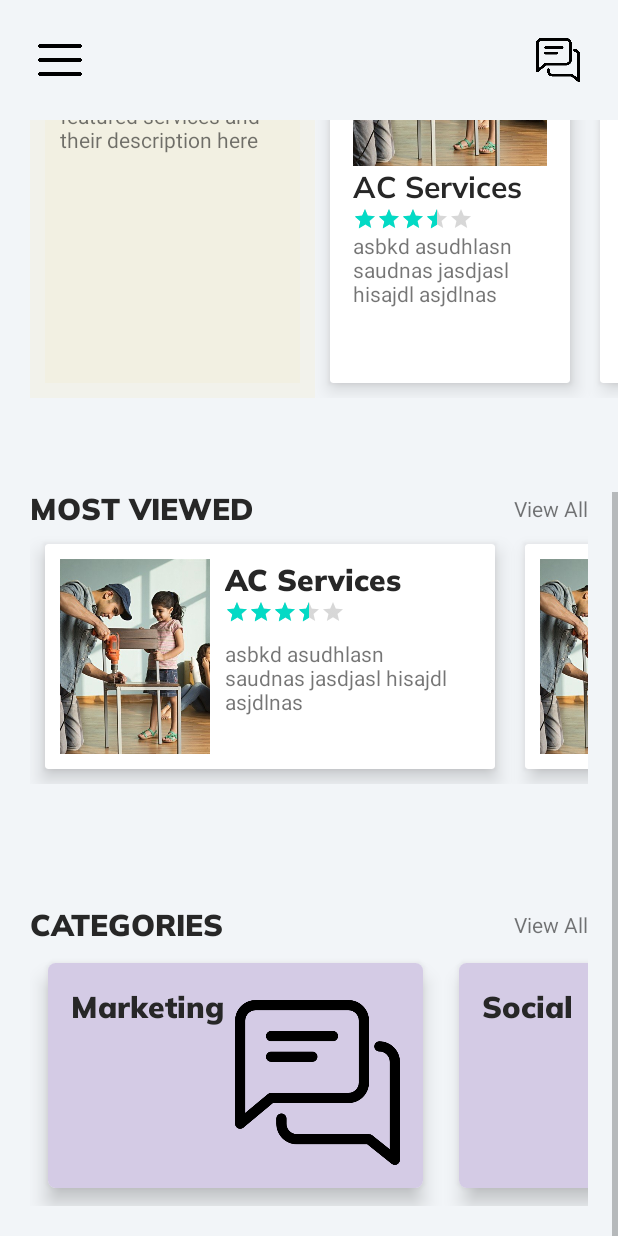
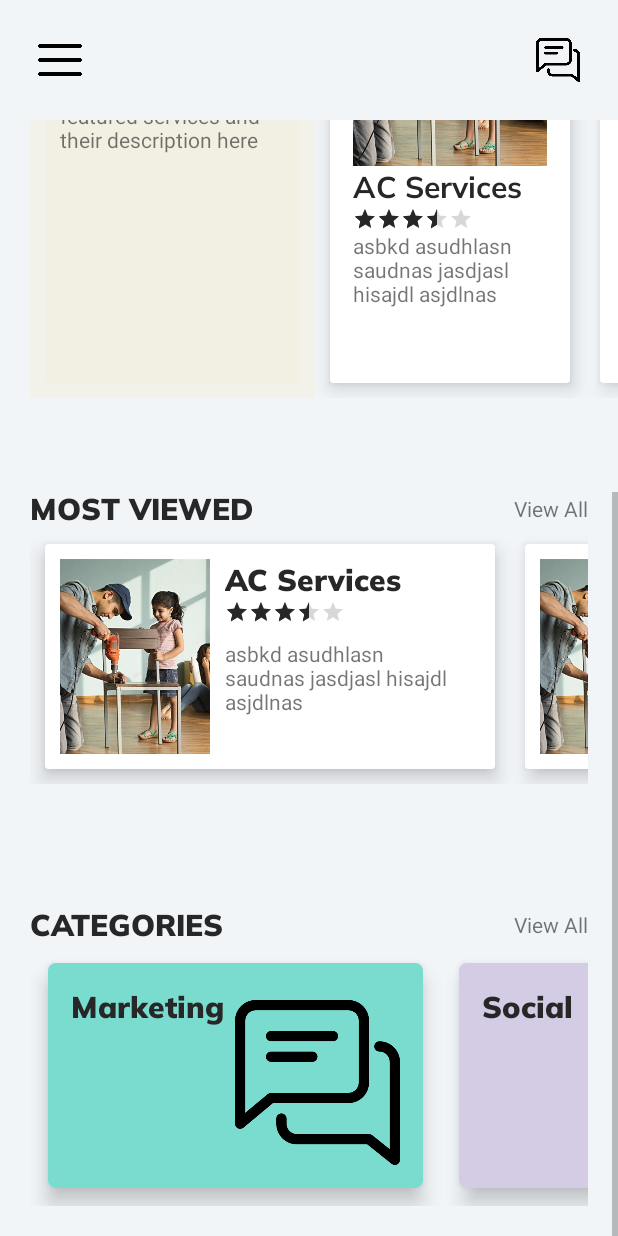
Before and after one commit to AbhishekHari29/HIRED, an Android app: the DashboardActivity screen opened directly, with no data from a screen before it, scrolled down 371 dp, on a phone screen of 412 x 824 dp. Run offline under Robolectric (Android 15) with nearby library versions, the phone set to English and light mode, and no system bars.

Commit message:
Navigation Menu

```diff
--- /dev/null
+++ b/Hired/app/src/main/java/com/droidevils/hired/Helper/AppUtility.java
@@ -0,0 +1,17 @@
+package com.droidevils.hired.Helper;
+
+import android.app.Activity;
+import android.content.Context;
+import android.net.ConnectivityManager;
+import android.net.NetworkInfo;
+
+public class AppUtility {
+
+    public static boolean checkInternetConnection(Activity activity){
+        ConnectivityManager connectivityManager = (ConnectivityManager) activity.getSystemService(Context.CONNECTIVITY_SERVICE);
+        return true;
+    }
+
+
+
+}
--- a/Hired/app/src/main/java/com/droidevils/hired/Helper/DashboardAdapter/CategoryAdaptor.java
+++ b/Hired/app/src/main/java/com/droidevils/hired/Helper/DashboardAdapter/CategoryAdaptor.java
@@ -4,6 +4,7 @@ import android.view.LayoutInflater;
 import android.view.View;
 import android.view.ViewGroup;
 import android.widget.ImageView;
+import android.widget.RelativeLayout;
 import android.widget.TextView;
 
 import androidx.annotation.NonNull;
@@ -33,6 +34,7 @@ public class CategoryAdaptor extends RecyclerView.Adapter<CategoryAdaptor.Catego
         CategoryHelper serviceHelper = categories.get(position);
         holder.image.setImageResource(serviceHelper.getImage());
         holder.title.setText(serviceHelper.getTitle());
+        holder.layout.setBackground(serviceHelper.getBackground());
     }
 
     @Override
@@ -41,11 +43,13 @@ public class CategoryAdaptor extends RecyclerView.Adapter<CategoryAdaptor.Catego
     }
 
     public static class CategoryViewHolder extends RecyclerView.ViewHolder{
+        RelativeLayout layout;
         ImageView image;
         TextView title;
 
         public CategoryViewHolder(@NonNull View itemView) {
             super(itemView);
+            layout = itemView.findViewById(R.id.category_card);
             image = itemView.findViewById(R.id.category_image);
             title = itemView.findViewById(R.id.category_title);
 
--- a/Hired/app/src/main/java/com/droidevils/hired/Helper/DashboardAdapter/CategoryHelper.java
+++ b/Hired/app/src/main/java/com/droidevils/hired/Helper/DashboardAdapter/CategoryHelper.java
@@ -1,13 +1,17 @@
 package com.droidevils.hired.Helper.DashboardAdapter;
+
+import android.graphics.drawable.Drawable;
 
 public class CategoryHelper {
 
     private int image;
     private String title;
+    private Drawable background;
 
-    public CategoryHelper(int image, String title) {
+    public CategoryHelper(int image, String title, Drawable background) {
         this.image = image;
         this.title = title;
+        this.background = background;
     }
 
     public int getImage() {
@@ -17,4 +21,6 @@ public class CategoryHelper {
     public String getTitle() {
         return title;
     }
+
+    public Drawable getBackground(){ return background; }
 }
--- a/Hired/app/src/main/java/com/droidevils/hired/User/DashboardActivity.java
+++ b/Hired/app/src/main/java/com/droidevils/hired/User/DashboardActivity.java
@@ -1,10 +1,18 @@
 package com.droidevils.hired.User;
 
+import androidx.annotation.NonNull;
 import androidx.appcompat.app.AppCompatActivity;
+import androidx.core.view.GravityCompat;
+import androidx.drawerlayout.widget.DrawerLayout;
 import androidx.recyclerview.widget.LinearLayoutManager;
 import androidx.recyclerview.widget.RecyclerView;
 
+import android.graphics.drawable.GradientDrawable;
 import android.os.Bundle;
+import android.view.MenuItem;
+import android.view.View;
+import android.widget.ImageView;
+import android.widget.LinearLayout;
 
 import com.droidevils.hired.Helper.DashboardAdapter.CategoryAdaptor;
 import com.droidevils.hired.Helper.DashboardAdapter.CategoryHelper;
@@ -12,13 +20,22 @@ import com.droidevils.hired.Helper.DashboardAdapter.FeaturedServiceAdapter;
 import com.droidevils.hired.Helper.DashboardAdapter.MostViewedServiceAdapter;
 import com.droidevils.hired.Helper.DashboardAdapter.ServiceHelper;
 import com.droidevils.hired.R;
+import com.google.android.material.navigation.NavigationView;
 
 import java.util.ArrayList;
 
-public class DashboardActivity extends AppCompatActivity {
+public class DashboardActivity extends AppCompatActivity implements NavigationView.OnNavigationItemSelectedListener {
+
+    static final float END_SCALE = 0.7f;
 
     RecyclerView featuredServiceRecycler, mostViewedRecycler, categoryRecycler;
     RecyclerView.Adapter featuredServiceAdapter, mostViewedServiceAdapter, categoryAdapter;
+
+    //Drawer Menu
+    ImageView menuButton;
+    DrawerLayout drawerLayout;
+    NavigationView navigationView;
+    LinearLayout contentView;
 
     @Override
     protected void onCreate(Bundle savedInstanceState) {
@@ -28,10 +45,79 @@ public class DashboardActivity extends AppCompatActivity {
         featuredServiceRecycler = findViewById(R.id.featured_service_recycler);
         mostViewedRecycler = findViewById(R.id.most_viewed_recycler);
         categoryRecycler = findViewById(R.id.category_recycler);
+        menuButton = findViewById(R.id.menu_button);
+        contentView = findViewById(R.id.content);
+
+        //Menu
+        drawerLayout = findViewById(R.id.drawer_layout);
+        navigationView = findViewById(R.id.navigation_view);
+
+        //Navigation Drawer
+        navigationDrawer();
+
         featuredServiceRecycler();
         mostViewedRecycler();
         categoryRecycler();
 
+    }
+
+    @Override
+    public void onBackPressed() {
+        if (drawerLayout.isDrawerVisible(GravityCompat.START))
+            drawerLayout.closeDrawer(GravityCompat.START);
+        else
+            super.onBackPressed();
+    }
+
+    //Navigation Functions
+    private void navigationDrawer() {
+
+        navigationView.bringToFront();
+        navigationView.setNavigationItemSelectedListener(this);
+        navigationView.setCheckedItem(R.id.nav_home);
+        menuButton.setOnClickListener(new View.OnClickListener() {
+            @Override
+            public void onClick(View v) {
+                if (drawerLayout.isDrawerVisible(GravityCompat.START))
+                    drawerLayout.closeDrawer(GravityCompat.START);
+                else
+                    drawerLayout.openDrawer(GravityCompat.START);
+            }
+        });
+
+        animateNavigationDrawer();
+
+    }
+
+    private void animateNavigationDrawer() {
+        //Add any color or remove it to use the default one!
+        //To make it transparent use Color.Transparent in side setScrimColor();
+        //drawerLayout.setScrimColor(Color.TRANSPARENT);
+        drawerLayout.setScrimColor(getResources().getColor(R.color.blue_200));
+        drawerLayout.addDrawerListener(new DrawerLayout.SimpleDrawerListener() {
+            @Override
+            public void onDrawerSlide(View drawerView, float slideOffset) {
+
+                // Scale the View based on current slide offset
+                final float diffScaledOffset = slideOffset * (1 - END_SCALE);
+                final float offsetScale = 1 - diffScaledOffset;
+                contentView.setScaleX(offsetScale);
+                contentView.setScaleY(offsetScale);
+
+                // Translate the View, accounting for the scaled width
+                final float xOffset = drawerView.getWidth() * slideOffset;
+                final float xOffsetDiff = contentView.getWidth() * diffScaledOffset / 2;
+                final float xTranslation = xOffset - xOffsetDiff;
+                contentView.setTranslationX(xTranslation);
+            }
+        });
+    }
+
+    @Override
+    public boolean onNavigationItemSelected(@NonNull MenuItem item) {
+
+
+        return true;
     }
 
     private void featuredServiceRecycler() {
@@ -64,13 +150,19 @@ public class DashboardActivity extends AppCompatActivity {
         categoryRecycler.setHasFixedSize(true);
         categoryRecycler.setLayoutManager(new LinearLayoutManager(this, LinearLayoutManager.HORIZONTAL, false));
 
+        GradientDrawable gradient1 = new GradientDrawable(GradientDrawable.Orientation.LEFT_RIGHT, new int[]{0xff7adccf, 0xff7adccf});
+        GradientDrawable gradient2 = new GradientDrawable(GradientDrawable.Orientation.LEFT_RIGHT, new int[]{0xffd4cbe5, 0xffd4cbe5});
+        GradientDrawable gradient3 = new GradientDrawable(GradientDrawable.Orientation.LEFT_RIGHT, new int[]{0xfff7c59f, 0xFFf7c59f});
+        GradientDrawable gradient4 = new GradientDrawable(GradientDrawable.Orientation.LEFT_RIGHT, new int[]{0xffb8d7f5, 0xffb8d7f5});
+
         ArrayList<CategoryHelper> categoryHelpers = new ArrayList<>();
-        categoryHelpers.add(new CategoryHelper(R.drawable.chat, "Marketing"));
-        categoryHelpers.add(new CategoryHelper(R.drawable.chat, "Social"));
-        categoryHelpers.add(new CategoryHelper(R.drawable.chat, "Education"));
+        categoryHelpers.add(new CategoryHelper(R.drawable.chat, "Marketing", gradient1));
+        categoryHelpers.add(new CategoryHelper(R.drawable.chat, "Social", gradient2));
+        categoryHelpers.add(new CategoryHelper(R.drawable.chat, "Education", gradient3));
 
         categoryAdapter = new CategoryAdaptor(categoryHelpers);
         categoryRecycler.setAdapter(categoryAdapter);
     }
 
+
 }
--- a/Hired/app/src/main/res/layout/activity_dashboard.xml
+++ b/Hired/app/src/main/res/layout/activity_dashboard.xml
@@ -1,12 +1,28 @@
 <?xml version="1.0" encoding="utf-8"?>
-<LinearLayout xmlns:android="http://schemas.android.com/apk/res/android"
+<androidx.drawerlayout.widget.DrawerLayout xmlns:android="http://schemas.android.com/apk/res/android"
     xmlns:app="http://schemas.android.com/apk/res-auto"
     xmlns:tools="http://schemas.android.com/tools"
+    android:id="@+id/drawer_layout"
+    android:layout_width="match_parent"
+    android:layout_height="match_parent"
+    tools:context=".User.DashboardActivity">
+
+    <com.google.android.material.navigation.NavigationView
+        android:id="@+id/navigation_view"
+        android:layout_width="match_parent"
+        android:layout_height="match_parent"
+        android:layout_gravity="start"
+        android:background="@color/lightWhite"
+        android:theme="@style/navigationTheme"
+        app:headerLayout="@layout/menu_header"
+        app:menu="@menu/main_menu" />
+
+    <LinearLayout
+        android:id="@+id/content"
         android:layout_width="match_parent"
         android:layout_height="match_parent"
         android:background="@color/home_background"
-    android:orientation="vertical"
-    tools:context=".User.DashboardActivity">
+        android:orientation="vertical">
 
         <RelativeLayout
             android:layout_width="match_parent"
@@ -14,6 +30,7 @@
             android:padding="20dp">
 
             <ImageView
+                android:id="@+id/menu_button"
                 android:layout_width="40dp"
                 android:layout_height="40dp"
                 android:layout_centerVertical="true"
@@ -220,15 +237,15 @@
 
                     <LinearLayout
                         android:id="@+id/featured_services"
+                        android:layout_width="170dp"
+                        android:layout_height="300dp"
+                        android:layout_marginStart="10dp"
+                        android:layout_marginLeft="10dp"
+                        android:layout_marginTop="10dp"
+                        android:layout_marginEnd="10dp"
+                        android:layout_marginRight="10dp"
+                        android:layout_marginBottom="10dp"
                         android:background="@color/banner_background_light"
-                    android:layout_height="300dp"
-                    android:layout_marginBottom="10dp"
-                    android:layout_marginEnd="10dp"
-                    android:layout_marginLeft="10dp"
-                    android:layout_marginRight="10dp"
-                    android:layout_marginStart="10dp"
-                    android:layout_marginTop="10dp"
-                    android:layout_width="170dp"
                         android:orientation="vertical">>
 
                         <TextView
@@ -237,9 +254,9 @@
                             android:layout_margin="10dp"
                             android:layout_marginLeft="10dp"
                             android:layout_marginTop="50dp"
+                            android:fontFamily="@font/muli_black"
                             android:text="Featured Services"
                             android:textAllCaps="true"
-                        android:fontFamily="@font/muli_black"
                             android:textColor="@color/colorAccent"
                             android:textSize="25dp" />
 
@@ -338,5 +355,7 @@
             </LinearLayout>
         </ScrollView>
 
+    </LinearLayout>
 
-</LinearLayout>
+
+</androidx.drawerlayout.widget.DrawerLayout>
--- a/Hired/app/src/main/res/layout/activity_splash.xml
+++ b/Hired/app/src/main/res/layout/activity_splash.xml
@@ -45,7 +45,7 @@
         android:layout_height="wrap_content"
         android:layout_marginBottom="116dp"
         android:fontFamily="sans-serif-medium"
-        android:text="The opposite of Fired. Literally!"
+        android:text="@string/app_slogan"
         android:textAlignment="center"
         android:textColor="@color/black"
         android:textSize="18sp"
--- a/Hired/app/src/main/res/layout/category_card_design.xml
+++ b/Hired/app/src/main/res/layout/category_card_design.xml
@@ -8,7 +8,7 @@
     app:cardElevation="8dp">
 
     <RelativeLayout
-        android:id="@+id/most_viewed_card"
+        android:id="@+id/category_card"
         android:layout_width="match_parent"
         android:layout_height="match_parent"
         android:background="@drawable/card1"
--- /dev/null
+++ b/Hired/app/src/main/res/layout/menu_header.xml
@@ -0,0 +1,42 @@
+<?xml version="1.0" encoding="utf-8"?>
+<RelativeLayout xmlns:android="http://schemas.android.com/apk/res/android"
+    android:layout_width="match_parent"
+    android:layout_height="200dp"
+    android:background="@color/lightWhite"
+    android:paddingTop="15dp"
+    android:paddingLeft="15dp"
+    android:paddingBottom="15dp">
+
+    <TextView
+        android:id="@+id/menu_slogan"
+        android:layout_width="wrap_content"
+        android:layout_height="wrap_content"
+        android:layout_alignParentBottom="true"
+        android:layout_marginBottom="10dp"
+        android:text="@string/app_slogan" />
+
+    <TextView
+        android:id="@+id/menu_app_name"
+        android:layout_width="wrap_content"
+        android:layout_height="wrap_content"
+        android:layout_above="@+id/menu_slogan"
+        android:fontFamily="@font/muli_black"
+        android:text="@string/app_name"
+        android:textColor="@color/black"
+        android:textSize="24sp" />
+
+    <ImageView
+        android:layout_width="40dp"
+        android:layout_height="40dp"
+        android:layout_above="@id/menu_app_name"
+        android:src="@drawable/hired_icon" />
+
+    <ImageView
+        android:layout_width="120dp"
+        android:layout_height="150dp"
+        android:alpha="0.25"
+        android:layout_alignParentRight="true"
+        android:layout_alignParentTop="true"
+        android:src="@drawable/suitcase_half"/>
+
+</RelativeLayout>
--- /dev/null
+++ b/Hired/app/src/main/res/menu/main_menu.xml
@@ -0,0 +1,82 @@
+<?xml version="1.0" encoding="utf-8"?>
+<menu xmlns:android="http://schemas.android.com/apk/res/android">
+
+    <group android:checkableBehavior="single">
+        <item
+            android:id="@+id/nav_home"
+            android:title="Home"
+            android:icon="@drawable/home"/>
+
+        <item
+            android:id="@+id/nav_search"
+            android:title="Search"
+            android:icon="@drawable/search"/>
+
+        <item
+            android:id="@+id/nav_category"
+            android:title="Category"
+            android:icon="@drawable/user_shape"/>
+
+        <item
+            android:id="@+id/nav_chat"
+            android:title="Chat"
+            android:icon="@drawable/chat"/>
+
+    </group>
+
+    <item android:title="Profile">
+        <menu>
+            <group android:checkableBehavior="single">
+                <item
+                    android:id="@+id/nav_login"
+                    android:title="Login"
+                    android:icon="@drawable/user_shape"/>
+                <item
+                    android:id="@+id/nav_signup"
+                    android:title="Signup"
+                    android:icon="@drawable/user_shape"/>
+                <item
+                    android:id="@+id/nav_logout"
+                    android:title="Logout"
+                    android:icon="@drawable/user_shape"/>
+            </group>
+        </menu>
+    </item>
+
+    <item android:title="Categories">
+        <menu>
+            <group android:checkableBehavior="single">
+                <item
+                    android:id="@+id/nav_category1"
+                    android:title="Category1"
+                    android:icon="@drawable/user_shape"/>
+                <item
+                    android:id="@+id/nav_category2"
+                    android:title="Category2"
+                    android:icon="@drawable/user_shape"/>
+                <item
+                    android:id="@+id/nav_category3"
+                    android:title="Category3"
+                    android:icon="@drawable/user_shape"/>
+            </group>
+        </menu>
+    </item>
+
+    <item android:title="Share">
+        <menu>
+            <group android:checkableBehavior="none">
+                <item
+                    android:id="@+id/nav_share"
+                    android:title="Share"
+                    android:icon="@drawable/user_shape"/>
+                <item
+                    android:id="@+id/nav_rateus"
+                    android:title="Rate us"
+                    android:icon="@drawable/user_shape"/>
+            </group>
+        </menu>
+    </item>
+
+
+
+</menu>
--- a/Hired/app/src/main/res/values-night/themes.xml
+++ b/Hired/app/src/main/res/values-night/themes.xml
@@ -15,4 +15,11 @@
         <!-- Customize your theme here. -->
         <item name="android:windowContentTransitions">true</item>
     </style>
+
+    <style name="navigationTheme">
+
+        <item name="colorPrimary">@color/blue_200</item>
+        <item name="colorControlHighlight">@color/colorAccent</item>
+
+    </style>
 </resources>
--- a/Hired/app/src/main/res/values/strings.xml
+++ b/Hired/app/src/main/res/values/strings.xml
@@ -9,6 +9,7 @@
     <string name="sign_in">Sign In</string>
     <string name="featured_services_description">You can find all the featured services and their description here</string>
     <string name="dummy_description">asbkd asudhlasn saudnas jasdjasl hisajdl asjdlnas</string>
+    <string name="app_slogan">The opposite of Fired. Literally!</string>
 
     <string-array name="gender">
         <item>Male</item>
--- a/Hired/app/src/main/res/values/themes.xml
+++ b/Hired/app/src/main/res/values/themes.xml
@@ -6,6 +6,7 @@
         <item name="colorPrimary">@color/blue_200</item>
         <item name="colorPrimaryVariant">@color/blue_500</item>
         <item name="colorOnPrimary">@color/white</item>
+        <item name="colorAccent">@color/colorAccent</item>
         <!-- Secondary brand color. -->
         <item name="colorSecondary">@color/teal_200</item>
         <item name="colorSecondaryVariant">@color/teal_700</item>
@@ -17,4 +18,12 @@
 
         <!-- Customize your theme here. -->
     </style>
+
+    <style name="navigationTheme">
+
+        <item name="colorPrimary">@color/blue_200</item>
+        <item name="colorControlHighlight">@color/colorAccent</item>
+
+    </style>
+
 </resources>
```
Also changed, not shown: Hired/app/src/main/res/drawable-v24/home.png (added), Hired/app/src/main/res/drawable-v24/suitcase_half.png (added). Lines whose indentation alone changed are shown as unchanged.
